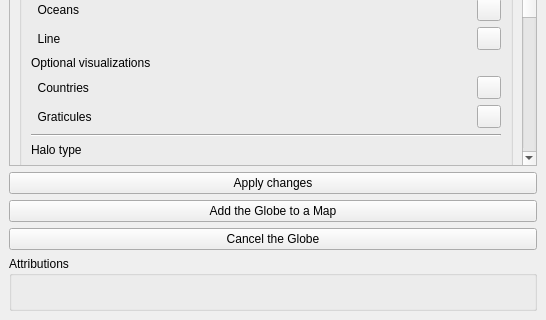
Above: GlobeBuilder/resources/ui/globe_builder_dockwidget_base.ui from majaes/Map2Globe before the change; both pictures show x 0 to 546 and y 568 to 888 of the 546 by 888 pixel window. Below: the same form after it.
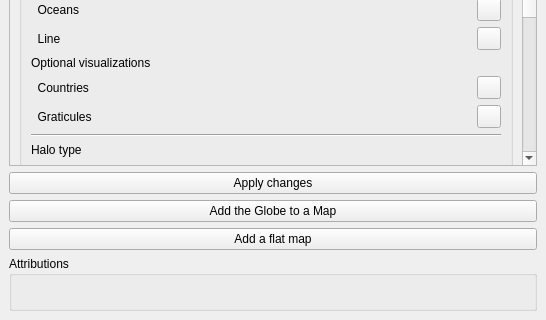
That is the form after the change. Custom widgets are drawn as their Qt base class.

Commit message: Name the globe CRS; 'Add a flat map' replaces 'Cancel the Globe' and keeps the plugin layers (v0.7.4)

```diff
--- a/GlobeBuilder/resources/ui/globe_builder_dockwidget_base.ui
+++ b/GlobeBuilder/resources/ui/globe_builder_dockwidget_base.ui
@@ -629,7 +629,7 @@
         <item>
          <widget class="QPushButton" name="pushButtonCancel">
           <property name="text">
-           <string>Cancel the Globe</string>
+           <string>Add a flat map</string>
           </property>
          </widget>
         </item>
```
Left out of the diff: 2 changed lines with no effect on the pictures. The commit also changes 10 other files.
